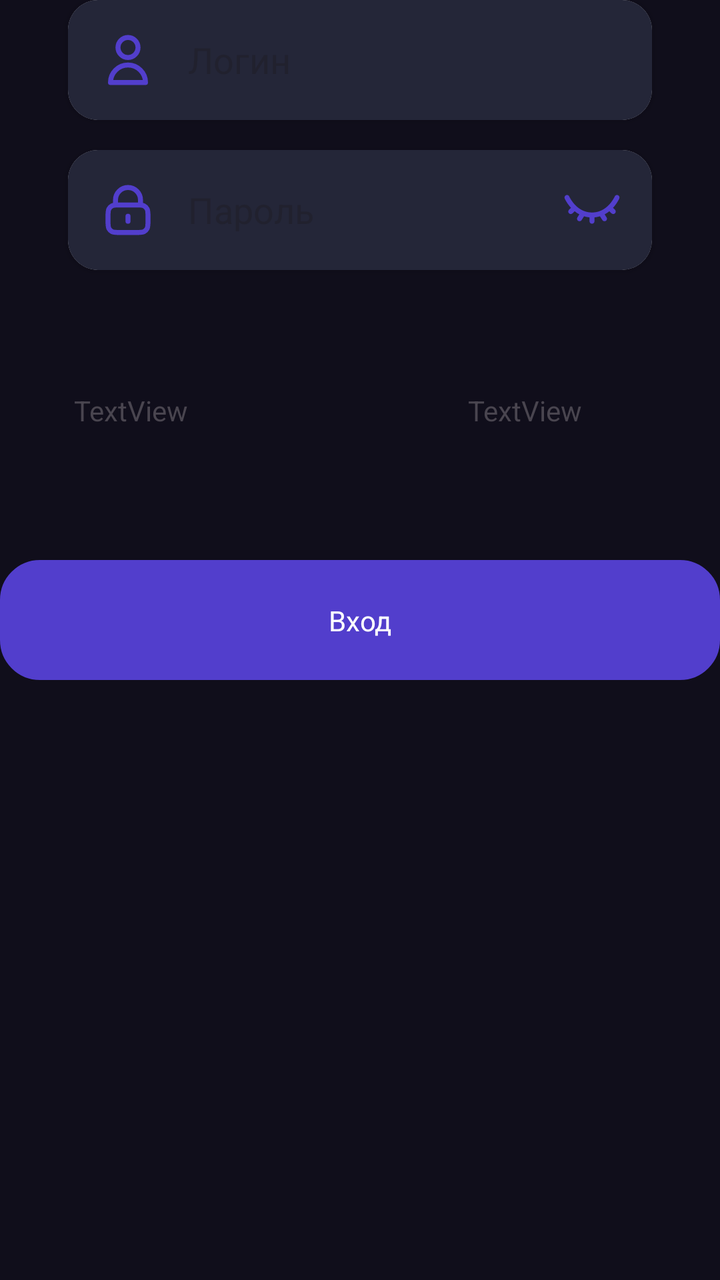
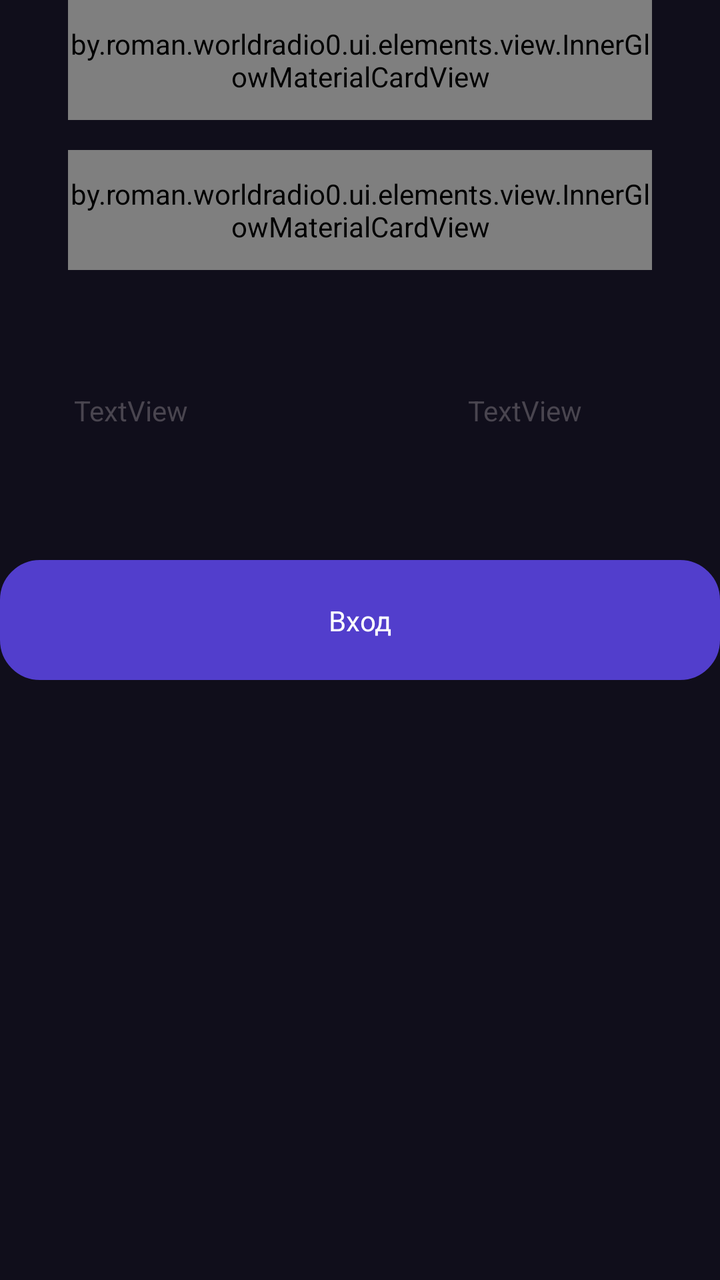

Before-and-after screenshots of an Android layout around one commit, followed by the original layout XML and the change that was made.
<!-- AndroidManifest.xml: application theme Theme.WorldRadio -->
<!-- res/layout/fragment_entrance.xml -->
<?xml version="1.0" encoding="utf-8"?>
<FrameLayout xmlns:android="http://schemas.android.com/apk/res/android"
    xmlns:app="http://schemas.android.com/apk/res-auto"
    xmlns:tools="http://schemas.android.com/tools"
    android:layout_width="match_parent"
    android:layout_height="match_parent"
    tools:context=".ui.fragments.auth.EntranceFragment">

    <androidx.constraintlayout.widget.ConstraintLayout
        android:layout_width="match_parent"
        android:layout_height="match_parent"
        android:background="@color/background">

        <androidx.cardview.widget.CardView
            android:id="@+id/loginCardView_Entrance"
            android:layout_width="0dp"
            android:layout_height="60dp"
            android:layout_marginStart="34dp"
            android:layout_marginEnd="34dp"
            app:cardCornerRadius="15dp"
            app:layout_constraintEnd_toEndOf="parent"
            app:layout_constraintStart_toStartOf="parent"
            app:layout_constraintTop_toTopOf="parent">

            <androidx.constraintlayout.widget.ConstraintLayout
                android:layout_width="match_parent"
                android:layout_height="match_parent"
                android:background="@color/reg_enter_background">

                <ImageView
                    android:id="@+id/imageView2"
                    android:layout_width="wrap_content"
                    android:layout_height="wrap_content"
                    android:src="@drawable/user"
                    app:layout_constraintBottom_toBottomOf="parent"
                    app:layout_constraintEnd_toStartOf="@+id/loginInput_Entrance"
                    app:layout_constraintStart_toStartOf="parent"
                    app:layout_constraintTop_toTopOf="parent" />

                <EditText
                    android:id="@+id/loginInput_Entrance"
                    android:layout_width="0dp"
                    android:layout_height="0dp"
                    android:layout_marginStart="60dp"
                    android:layout_marginEnd="60dp"
                    android:ems="10"
                    android:background="@null"
                    android:hint="Логин"
                    android:inputType="text"
                    app:layout_constraintBottom_toBottomOf="parent"
                    app:layout_constraintEnd_toEndOf="parent"
                    app:layout_constraintStart_toStartOf="parent"
                    app:layout_constraintTop_toTopOf="parent" />

            </androidx.constraintlayout.widget.ConstraintLayout>

        </androidx.cardview.widget.CardView>

        <androidx.cardview.widget.CardView
            android:id="@+id/passwordCardView_Entrance"
            android:layout_width="0dp"
            android:layout_height="60dp"
            android:layout_marginStart="34dp"
            android:layout_marginTop="15dp"
            android:layout_marginEnd="34dp"
            app:cardCornerRadius="15dp"
            app:layout_constraintEnd_toEndOf="parent"
            app:layout_constraintStart_toStartOf="parent"
            app:layout_constraintTop_toBottomOf="@+id/loginCardView_Entrance">

            <androidx.constraintlayout.widget.ConstraintLayout
                android:layout_width="match_parent"
                android:layout_height="match_parent"
                android:background="@color/reg_enter_background">

                <EditText
                    android:id="@+id/passwordInput_Entrance"
                    android:layout_width="0dp"
                    android:layout_height="0dp"
                    android:layout_marginStart="60dp"
                    android:layout_marginEnd="60dp"
                    android:ems="10"
                    android:background="@null"
                    android:hint="Пароль"
                    android:inputType="textPassword"
                    app:layout_constraintBottom_toBottomOf="parent"
                    app:layout_constraintEnd_toEndOf="parent"
                    app:layout_constraintStart_toStartOf="parent"
                    app:layout_constraintTop_toTopOf="parent" />

                <ImageView
                    android:id="@+id/imageView3"
                    android:layout_width="wrap_content"
                    android:layout_height="wrap_content"
                    android:src="@drawable/lock"
                    app:layout_constraintBottom_toBottomOf="parent"
                    app:layout_constraintEnd_toStartOf="@+id/passwordInput_Entrance"
                    app:layout_constraintStart_toStartOf="parent"
                    app:layout_constraintTop_toTopOf="parent" />

                <ImageView
                    android:id="@+id/passStatus_Entrance"
                    android:layout_width="wrap_content"
                    android:layout_height="wrap_content"
                    android:src="@drawable/eye_closed"
                    android:padding="10dp"
                    app:layout_constraintBottom_toBottomOf="parent"
                    app:layout_constraintEnd_toEndOf="parent"
                    app:layout_constraintStart_toEndOf="@+id/passwordInput_Entrance"
                    app:layout_constraintTop_toTopOf="parent" />
            </androidx.constraintlayout.widget.ConstraintLayout>

        </androidx.cardview.widget.CardView>

        <ImageView
            android:id="@+id/enterButton"
            android:layout_width="wrap_content"
            android:layout_height="wrap_content"
            android:layout_marginTop="145dp"

            android:src="@drawable/textfield_background"
            app:layout_constraintEnd_toEndOf="parent"
            app:layout_constraintStart_toStartOf="parent"
            app:layout_constraintTop_toBottomOf="@+id/passwordCardView_Entrance" />

        <TextView
            android:id="@+id/textView"
            android:layout_width="wrap_content"
            android:layout_height="wrap_content"
            android:text="Вход"
            android:textColor="@color/white"
            app:layout_constraintBottom_toBottomOf="@+id/enterButton"
            app:layout_constraintEnd_toEndOf="@+id/enterButton"
            app:layout_constraintStart_toStartOf="@+id/enterButton"
            app:layout_constraintTop_toTopOf="@+id/enterButton" />

        <TextView
            android:id="@+id/errorText_Entrance"
            android:layout_width="wrap_content"
            android:layout_height="wrap_content"
            android:layout_marginStart="37dp"
            android:layout_marginTop="23dp"
            android:layout_marginBottom="28dp"
            android:text="TextView"
            app:layout_constraintBottom_toTopOf="@+id/enterButton"
            app:layout_constraintStart_toStartOf="parent"
            app:layout_constraintTop_toBottomOf="@+id/passwordCardView_Entrance" />

        <TextView
            android:id="@+id/forgotPass_Entrance"
            android:layout_width="wrap_content"
            android:layout_height="wrap_content"
            android:layout_marginTop="23dp"
            android:layout_marginEnd="69dp"
            android:layout_marginBottom="28dp"
            android:text="TextView"
            app:layout_constraintBottom_toTopOf="@+id/enterButton"
            app:layout_constraintEnd_toEndOf="parent"
            app:layout_constraintTop_toBottomOf="@+id/passwordCardView_Entrance" />

    </androidx.constraintlayout.widget.ConstraintLayout>
</FrameLayout>
<!-- resources referenced by this layout -->
<resources>
  <color name="background">#100E1B</color>
  <color name="reg_enter_background">#242638</color>
  <color name="white">#FFFFFF</color>
  <!-- drawable eye_closed: vector/xml drawable (drawable, 2321 chars, omitted) -->
  <!-- drawable lock (drawable) -->
  <vector xmlns:android="http://schemas.android.com/apk/res/android" android:height="30dp" android:viewportHeight="800" android:viewportWidth="800" android:width="30dp">
        
      <path android:fillColor="#00000000" android:pathData="M400,483.33V550M233.33,334.29C249.05,333.33 268.42,333.33 293.33,333.33H506.67C531.58,333.33 550.95,333.33 566.67,334.29M233.33,334.29C213.72,335.49 199.81,338.18 187.93,344.23C169.12,353.82 153.82,369.12 144.23,387.93C133.33,409.33 133.33,437.33 133.33,493.33V540C133.33,596.01 133.33,624.01 144.23,645.4C153.82,664.22 169.12,679.51 187.93,689.1C209.32,700 237.33,700 293.33,700H506.67C562.67,700 590.67,700 612.07,689.1C630.88,679.51 646.18,664.22 655.77,645.4C666.67,624.01 666.67,596.01 666.67,540V493.33C666.67,437.33 666.67,409.33 655.77,387.93C646.18,369.12 630.88,353.82 612.07,344.23C600.19,338.18 586.28,335.49 566.67,334.29M233.33,334.29V266.67C233.33,174.62 307.95,100 400,100C492.05,100 566.67,174.62 566.67,266.67V334.29" android:strokeColor="#523ECC" android:strokeLineCap="round" android:strokeLineJoin="round" android:strokeWidth="66.6667"/>
      
  </vector>
  <!-- drawable textfield_background (drawable) -->
  <vector xmlns:android="http://schemas.android.com/apk/res/android"
      android:width="360dp"
      android:height="60dp"
      android:viewportWidth="360"
      android:viewportHeight="60">
    <path
        android:pathData="M20,0.5L340,0.5A19.5,19.5 0,0 1,359.5 20L359.5,40A19.5,19.5 0,0 1,340 59.5L20,59.5A19.5,19.5 0,0 1,0.5 40L0.5,20A19.5,19.5 0,0 1,20 0.5z"
        android:fillColor="#664EFF"/>
    <path
        android:pathData="M20,0.5L340,0.5A19.5,19.5 0,0 1,359.5 20L359.5,40A19.5,19.5 0,0 1,340 59.5L20,59.5A19.5,19.5 0,0 1,0.5 40L0.5,20A19.5,19.5 0,0 1,20 0.5z"
        android:fillColor="#000000"
        android:fillAlpha="0.2"/>
    <path
        android:strokeWidth="1"
        android:pathData="M20,0.5L340,0.5A19.5,19.5 0,0 1,359.5 20L359.5,40A19.5,19.5 0,0 1,340 59.5L20,59.5A19.5,19.5 0,0 1,0.5 40L0.5,20A19.5,19.5 0,0 1,20 0.5z"
        android:fillColor="#00000000"
        android:strokeColor="#523ECC"/>
  </vector>
  <!-- drawable user (drawable) -->
  <vector xmlns:android="http://schemas.android.com/apk/res/android" android:height="30dp" android:viewportHeight="800" android:viewportWidth="800" android:width="30dp">
        
      <path android:fillColor="#00000000" android:pathData="M533.33,233.33C533.33,306.97 473.64,366.67 400,366.67C326.36,366.67 266.67,306.97 266.67,233.33C266.67,159.7 326.36,100 400,100C473.64,100 533.33,159.7 533.33,233.33Z" android:strokeColor="#523ECC" android:strokeLineCap="round" android:strokeLineJoin="round" android:strokeWidth="66.6667"/>
        
      <path android:fillColor="#00000000" android:pathData="M400,466.67C271.13,466.67 166.67,571.13 166.67,700H633.33C633.33,571.13 528.87,466.67 400,466.67Z" android:strokeColor="#523ECC" android:strokeLineCap="round" android:strokeLineJoin="round" android:strokeWidth="66.6667"/>
      
  </vector>
  <style name="Theme.WorldRadio" parent="Base.Theme.WorldRadio" />
  <style name="Base.Theme.WorldRadio" parent="Theme.Material3.DayNight.NoActionBar">
          
          
      </style>
</resources>

<!-- the commit's change to res/layout/fragment_entrance.xml (unified diff, before → after) -->
@@ -11,9 +11,10 @@
         android:layout_height="match_parent"
         android:background="@color/background">
 
-        <androidx.cardview.widget.CardView
+        <by.roman.worldradio0.ui.elements.view.InnerGlowMaterialCardView
             android:id="@+id/loginCardView_Entrance"
             android:layout_width="0dp"
+            app:strokeWidth="0dp"
             android:layout_height="60dp"
             android:layout_marginStart="34dp"
             android:layout_marginEnd="34dp"
@@ -43,8 +44,8 @@
                     android:layout_height="0dp"
                     android:layout_marginStart="60dp"
                     android:layout_marginEnd="60dp"
+                    android:background="@null"
                     android:ems="10"
-                    android:background="@null"
                     android:hint="Логин"
                     android:inputType="text"
                     app:layout_constraintBottom_toBottomOf="parent"
@@ -54,9 +55,10 @@
 
             </androidx.constraintlayout.widget.ConstraintLayout>
 
-        </androidx.cardview.widget.CardView>
+        </by.roman.worldradio0.ui.elements.view.InnerGlowMaterialCardView>
 
-        <androidx.cardview.widget.CardView
+        <by.roman.worldradio0.ui.elements.view.InnerGlowMaterialCardView
+            app:strokeWidth="0dp"
             android:id="@+id/passwordCardView_Entrance"
             android:layout_width="0dp"
             android:layout_height="60dp"
@@ -79,8 +81,8 @@
                     android:layout_height="0dp"
                     android:layout_marginStart="60dp"
                     android:layout_marginEnd="60dp"
+                    android:background="@null"
                     android:ems="10"
-                    android:background="@null"
                     android:hint="Пароль"
                     android:inputType="textPassword"
                     app:layout_constraintBottom_toBottomOf="parent"
@@ -102,15 +104,15 @@
                     android:id="@+id/passStatus_Entrance"
                     android:layout_width="wrap_content"
                     android:layout_height="wrap_content"
+                    android:padding="10dp"
                     android:src="@drawable/eye_closed"
-                    android:padding="10dp"
                     app:layout_constraintBottom_toBottomOf="parent"
                     app:layout_constraintEnd_toEndOf="parent"
                     app:layout_constraintStart_toEndOf="@+id/passwordInput_Entrance"
                     app:layout_constraintTop_toTopOf="parent" />
             </androidx.constraintlayout.widget.ConstraintLayout>
 
-        </androidx.cardview.widget.CardView>
+        </by.roman.worldradio0.ui.elements.view.InnerGlowMaterialCardView>
 
         <ImageView
             android:id="@+id/enterButton"
